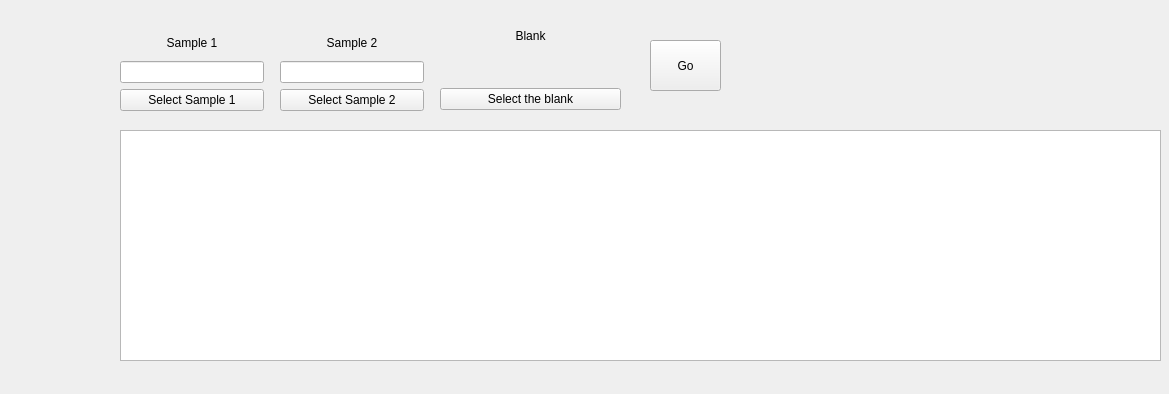
Old version of the form uiWellProcessor.ui in the repository samuelvp360/Microbiological-Assay-Calculator.
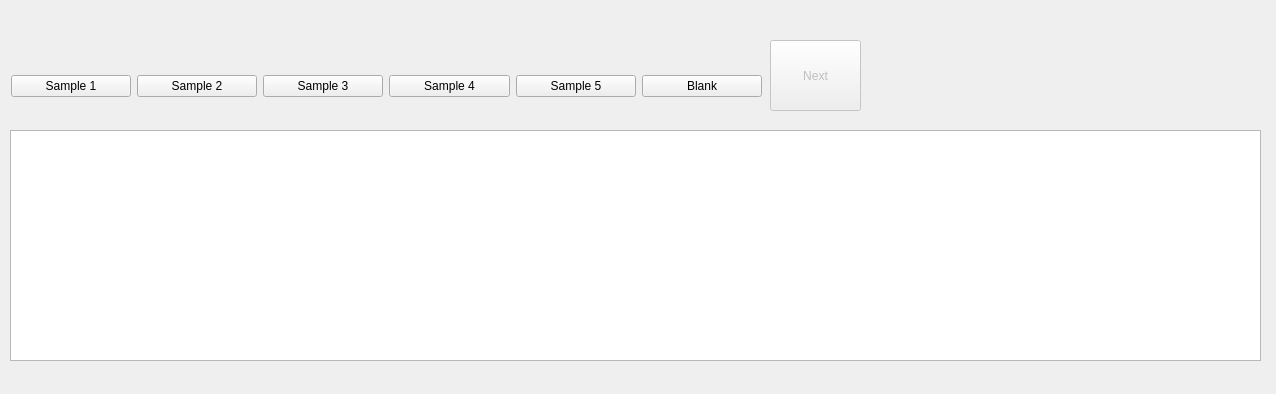
New version of the form.

Commit message: Sample Selection Implemented

The edit to the form file:
```diff
--- a/uiWellProcessor.ui
+++ b/uiWellProcessor.ui
@@ -6,7 +6,7 @@
    <rect>
     <x>0</x>
     <y>0</y>
-    <width>1169</width>
+    <width>1276</width>
     <height>394</height>
    </rect>
   </property>
@@ -16,15 +16,15 @@
   <widget class="QTableView" name="uiWellTableView">
    <property name="geometry">
     <rect>
-     <x>120</x>
+     <x>10</x>
      <y>130</y>
-     <width>1041</width>
+     <width>1251</width>
      <height>231</height>
     </rect>
    </property>
    <property name="font">
     <font>
-     <pointsize>14</pointsize>
+     <pointsize>12</pointsize>
      <weight>50</weight>
      <bold>false</bold>
     </font>
@@ -33,51 +33,36 @@
     <enum>Qt::DotLine</enum>
    </property>
   </widget>
-  <widget class="QWidget" name="layoutWidget_4">
+  <widget class="QPushButton" name="uiGoButton">
+   <property name="enabled">
+    <bool>false</bool>
+   </property>
    <property name="geometry">
     <rect>
-     <x>440</x>
-     <y>29</y>
-     <width>181</width>
-     <height>81</height>
+     <x>770</x>
+     <y>40</y>
+     <width>91</width>
+     <height>71</height>
     </rect>
    </property>
-   <layout class="QVBoxLayout" name="verticalLayout_4">
-    <item>
-     <layout class="QHBoxLayout" name="horizontalLayout_4">
-      <item>
-       <widget class="QLabel" name="label_7">
-        <property name="text">
-         <string>Blank</string>
-        </property>
-        <property name="alignment">
-         <set>Qt::AlignHCenter|Qt::AlignTop</set>
-        </property>
-       </widget>
-      </item>
-     </layout>
-    </item>
-    <item>
-     <widget class="QPushButton" name="pushButton_3">
-      <property name="text">
-       <string>Select the blank</string>
-      </property>
-      <property name="checkable">
-       <bool>true</bool>
-      </property>
-     </widget>
-    </item>
-   </layout>
+   <property name="text">
+    <string>Next</string>
+   </property>
   </widget>
   <widget class="QLabel" name="uiTimeLabel">
    <property name="geometry">
     <rect>
-     <x>30</x>
-     <y>30</y>
-     <width>81</width>
-     <height>81</height>
+     <x>16</x>
+     <y>6</y>
+     <width>91</width>
+     <height>31</height>
     </rect>
    </property>
+   <property name="font">
+    <font>
+     <pointsize>14</pointsize>
+    </font>
+   </property>
    <property name="text">
     <string/>
    </property>
@@ -85,92 +70,55 @@
     <set>Qt::AlignCenter</set>
    </property>
   </widget>
-  <widget class="QPushButton" name="uiGoButton">
+  <widget class="QWidget" name="">
    <property name="geometry">
     <rect>
-     <x>650</x>
-     <y>40</y>
-     <width>71</width>
+     <x>11</x>
+     <y>61</y>
+     <width>751</width>
      <height>51</height>
     </rect>
    </property>
-   <property name="text">
-    <string>Go</string>
-   </property>
-  </widget>
-  <widget class="QWidget" name="layoutWidget">
-   <property name="geometry">
-    <rect>
-     <x>120</x>
-     <y>30</y>
-     <width>144</width>
-     <height>81</height>
-    </rect>
-   </property>
-   <layout class="QVBoxLayout" name="verticalLayout_2">
+   <layout class="QHBoxLayout" name="horizontalLayout">
     <item>
-     <widget class="QLabel" name="label_5">
+     <widget class="QPushButton" name="uiSample1Button">
       <property name="text">
        <string>Sample 1</string>
       </property>
-      <property name="alignment">
-       <set>Qt::AlignCenter</set>
-      </property>
      </widget>
     </item>
     <item>
-     <widget class="QLineEdit" name="uiComp1Line">
-      <property name="toolTip">
-       <string>Name of the First Sample</string>
-      </property>
-     </widget>
-    </item>
-    <item>
-     <widget class="QPushButton" name="pushButton">
-      <property name="text">
-       <string>Select Sample 1</string>
-      </property>
-      <property name="checkable">
-       <bool>true</bool>
-      </property>
-     </widget>
-    </item>
-   </layout>
-  </widget>
-  <widget class="QWidget" name="layoutWidget">
-   <property name="geometry">
-    <rect>
-     <x>280</x>
-     <y>30</y>
-     <width>144</width>
-     <height>81</height>
-    </rect>
-   </property>
-   <layout class="QVBoxLayout" name="verticalLayout_3">
-    <item>
-     <widget class="QLabel" name="label_6">
+     <widget class="QPushButton" name="uiSample2Button">
       <property name="text">
        <string>Sample 2</string>
       </property>
-      <property name="alignment">
-       <set>Qt::AlignCenter</set>
+     </widget>
+    </item>
+    <item>
+     <widget class="QPushButton" name="uiSample3Button">
+      <property name="text">
+       <string>Sample 3</string>
       </property>
      </widget>
     </item>
     <item>
-     <widget class="QLineEdit" name="uiComp2Line">
-      <property name="toolTip">
-       <string>Name of the Second Sample</string>
+     <widget class="QPushButton" name="uiSample4Button">
+      <property name="text">
+       <string>Sample 4</string>
       </property>
      </widget>
     </item>
     <item>
-     <widget class="QPushButton" name="pushButton_2">
+     <widget class="QPushButton" name="uiSample5Button">
       <property name="text">
-       <string>Select Sample 2</string>
+       <string>Sample 5</string>
       </property>
-      <property name="checkable">
-       <bool>true</bool>
+     </widget>
+    </item>
+    <item>
+     <widget class="QPushButton" name="uiSample1Button_6">
+      <property name="text">
+       <string>Blank</string>
       </property>
      </widget>
     </item>
```
The commit also changes 4 other files.
